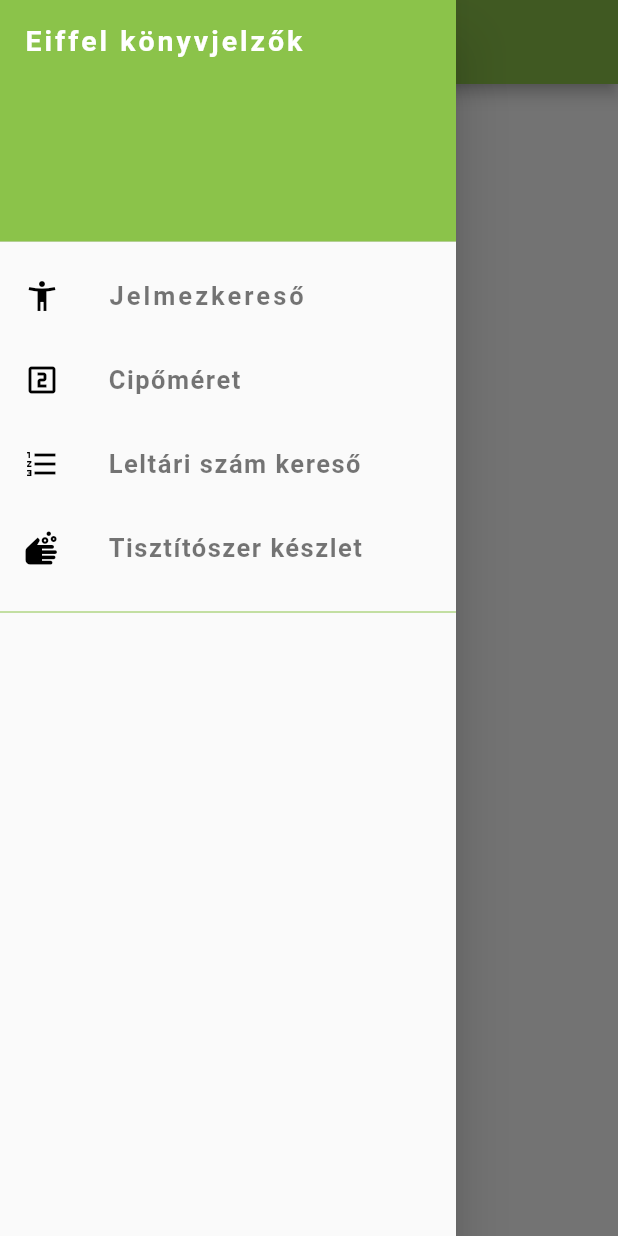
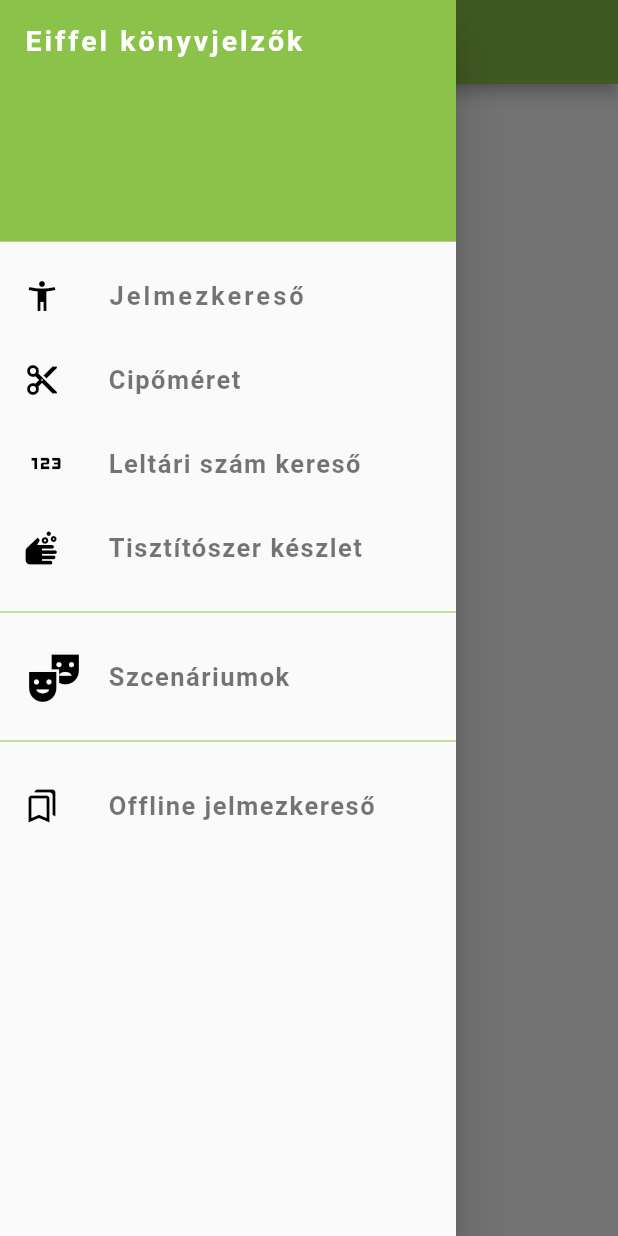
Before and after one commit to kobanya/eiffel, a Flutter app: the screen it shows after launch, with the side drawer open, on a phone screen of 412 x 824 dp. Run offline on Flutter 3.47's test engine with Material 2 defaults, Android fonts, the phone set to English and light mode, and no system bars.

Commit message:
ikonméretek

```diff
--- a/lib/main.dart
+++ b/lib/main.dart
@@ -1,4 +1,6 @@
 import 'package:flutter/material.dart';
+
+
 
 void main() => runApp(const MyApp());
 
@@ -86,7 +88,7 @@ class MyHomePage extends StatelessWidget {
             ),
             // A könyvjelző második linkjánek megadása
             ListTile(
-              leading:  const Icon(Icons.looks_two_outlined,
+              leading:  Icon(Icons.content_cut_sharp,
                   color: Colors.black),
               title: const Text('Cipőméret',
                 style: TextStyle(
@@ -107,8 +109,8 @@ class MyHomePage extends StatelessWidget {
             ),
             // A könyvjelző harmadik linkjének megadása
             ListTile(
-              leading:  const Icon(Icons.format_list_numbered,
-                  color: Colors.black),
+              leading:  const Icon(Icons.onetwothree_outlined,
+                  color: Colors.black,size: 30.0),
               title: const Text('Leltári szám kereső',
                 style: TextStyle(
                   color: Colors.black54,
@@ -150,6 +152,49 @@ class MyHomePage extends StatelessWidget {
                 height: 30.0,
                 color: Colors.lightGreen
             ),
+            ListTile(
+              leading:  const Icon(Icons.theater_comedy,
+                  color: Colors.black,size: 40.0),
+              title: const Text('Szcenáriumok',
+                style: TextStyle(
+                  color: Colors.black54,
+                  letterSpacing: 1.0,
+                  fontWeight:  FontWeight.bold,
+                  fontSize: 17.0,
+                ),
+
+              ),
+              onTap: () {
+                // Update the state of the app
+                // ...
+                // Then close the drawer
+                Navigator.pop(context);
+              },
+            ),
+            const Divider(
+                height: 30.0,
+                color: Colors.lightGreen
+            ),
+            ListTile(
+              leading:  const Icon(Icons.bookmarks_outlined,
+                  color: Colors.black),
+
+              title: const Text('Offline jelmezkereső',
+                style: TextStyle(
+                  color: Colors.black54,
+                  letterSpacing: 1.0,
+                  fontWeight:  FontWeight.bold,
+                  fontSize: 17.0,
+                ),
+
+              ),
+              onTap: () {
+                // Update the state of the app
+                // ...
+                // Then close the drawer
+                Navigator.pop(context);
+              },
+            ),
           ],
         ),
       ),
--- a/pubspec.yaml
+++ b/pubspec.yaml
@@ -31,7 +31,7 @@ environment:
 dependencies:
   flutter:
     sdk: flutter
-
+  font_awesome_flutter: ^10.2.1
 
   # The following adds the Cupertino Icons font to your application.
   # Use with the CupertinoIcons class for iOS style icons.
@@ -61,7 +61,7 @@ flutter:
 
   # To add assets to your application, add an assets section, like this:
   assets:
-   - assets/eiffel.png
+    - assets/eiffel.png
   #   - images/a_dot_ham.jpeg
 
   # An image asset can refer to one or more resolution-specific "variants", see
```
Also changed, not shown: pubspec.lock. Lines whose indentation alone changed are shown as unchanged.
